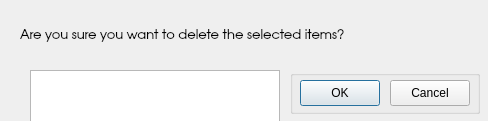
This is keibomoneytracker/eraseconfirmation_dialog.ui in Carlos-CDM/Keibo-MoneyTracker as Qt 5 draws it before an edit. The edited form follows.
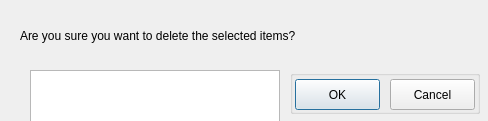
This is the edited form. Custom widgets are drawn as their Qt base class.

Patch:
```diff
--- a/keibomoneytracker/eraseconfirmation_dialog.ui
+++ b/keibomoneytracker/eraseconfirmation_dialog.ui
@@ -24,8 +24,8 @@
    </property>
    <property name="font">
     <font>
-     <family>URW Gothic</family>
-     <pointsize>10</pointsize>
+     <family>MS Shell Dlg 2</family>
+     <pointsize>9</pointsize>
     </font>
    </property>
    <property name="text">
@@ -60,7 +60,7 @@
     </rect>
    </property>
    <property name="styleSheet">
-    <string notr="true">border-color: rgba(255, 255, 255, 0);</string>
+    <string notr="true">border-color: rgba(0, 0, 0, 0);</string>
    </property>
    <property name="title">
     <string/>
@@ -68,10 +68,10 @@
    <widget class="QPushButton" name="pushButtonOk">
     <property name="geometry">
      <rect>
-      <x>10</x>
-      <y>10</y>
-      <width>80</width>
-      <height>26</height>
+      <x>5</x>
+      <y>9</y>
+      <width>85</width>
+      <height>31</height>
      </rect>
     </property>
     <property name="text">
@@ -82,9 +82,9 @@
     <property name="geometry">
      <rect>
       <x>100</x>
-      <y>10</y>
-      <width>80</width>
-      <height>26</height>
+      <y>9</y>
+      <width>85</width>
+      <height>31</height>
      </rect>
     </property>
     <property name="text">
@@ -93,6 +93,13 @@
    </widget>
   </widget>
  </widget>
+ <customwidgets>
+  <customwidget>
+   <class>CustomPushButton</class>
+   <extends>QPushButton</extends>
+   <header>custompushbutton.h</header>
+  </customwidget>
+ </customwidgets>
  <resources/>
  <connections/>
 </ui>
```
Left out of the diff: 12 changed lines with no effect on the pictures.
